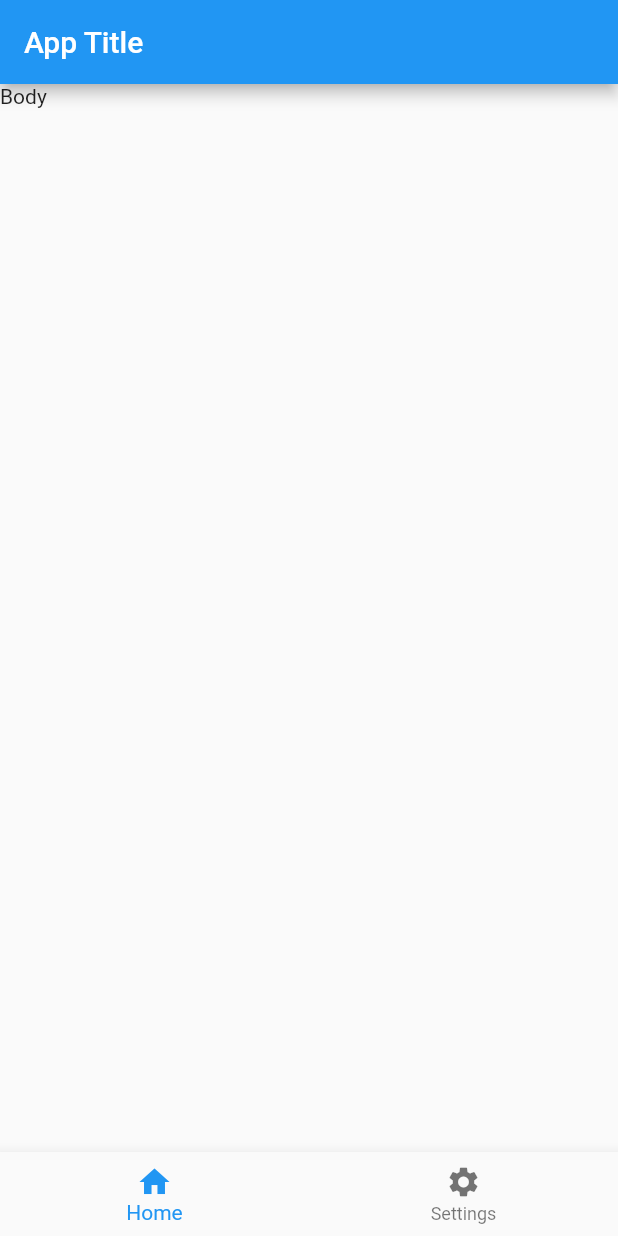
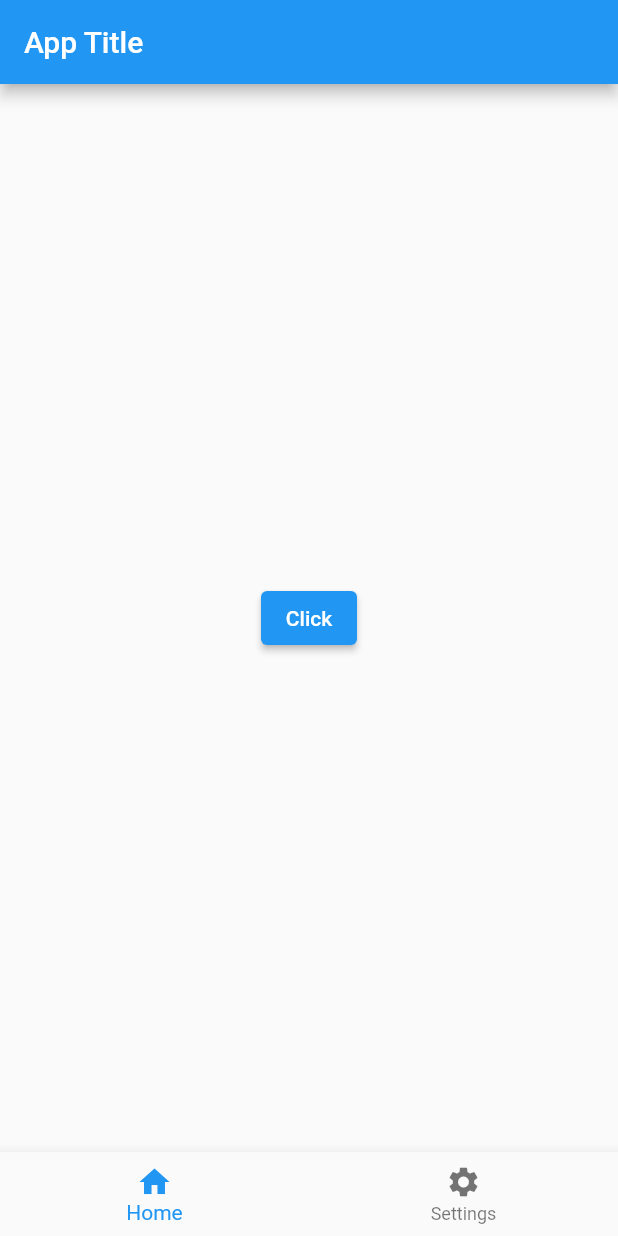
Before and after one commit to NimeshPiyumantha/Flutter_Learning, a Flutter app: the screen it shows after launch, on a phone screen of 412 x 824 dp. Run offline on Flutter 3.47's test engine with Material 2 defaults, Android fonts, the light colour scheme and no system bars.

Commit message:
Add button clicked

```diff
--- a/lib/main.dart
+++ b/lib/main.dart
@@ -1,11 +1,12 @@
 import 'package:flutter/material.dart';
 
 void main() {
-  runApp(const MyApp());
+  runApp(MyApp());
 }
 
 class MyApp extends StatelessWidget {
-  const MyApp({super.key});
+  MyApp({super.key});
+  String buttonName = 'Click';
 
   @override
   Widget build(BuildContext context) {
@@ -15,7 +16,15 @@ class MyApp extends StatelessWidget {
         appBar: AppBar(
           title: const Text('App Title'),
         ),
-        body: const Text('Body'),
+        body: Center(
+          child: ElevatedButton(
+            onPressed: () {
+              // buttonName = 'Clicked';
+              print('Print Massege');
+            },
+            child: Text(buttonName),
+          ),
+        ),
         bottomNavigationBar: BottomNavigationBar(
           items: const [
             BottomNavigationBarItem(label: 'Home', icon: Icon(Icons.home)),
```
